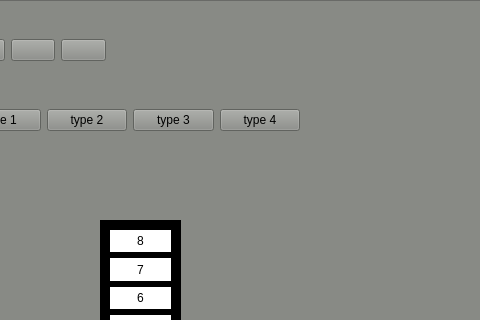
Above: src/mainwindow.ui from tjpieroni/COMP3004_Project_W22 before the change; both pictures show x 90 to 570 and y 0 to 320 of the 833 by 589 pixel window. Below: the same form after it.
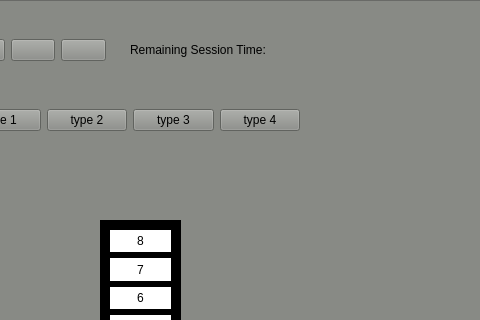
That is the form after the change. Icons and pictures are not drawn.

Commit message:
display remaining time (#15)
Remaining time displayed at the top of the UI

Patch:
```diff
--- a/src/mainwindow.ui
+++ b/src/mainwindow.ui
@@ -515,6 +515,19 @@
       <string/>
      </property>
     </widget>
+    <widget class="QLabel" name="remainingTimeLabel">
+     <property name="geometry">
+      <rect>
+       <x>220</x>
+       <y>40</y>
+       <width>221</width>
+       <height>20</height>
+      </rect>
+     </property>
+     <property name="text">
+      <string>Remaining Session Time: </string>
+     </property>
+    </widget>
    </widget>
   </widget>
   <widget class="QMenuBar" name="menubar">
```
The commit also changes 3 other files.
